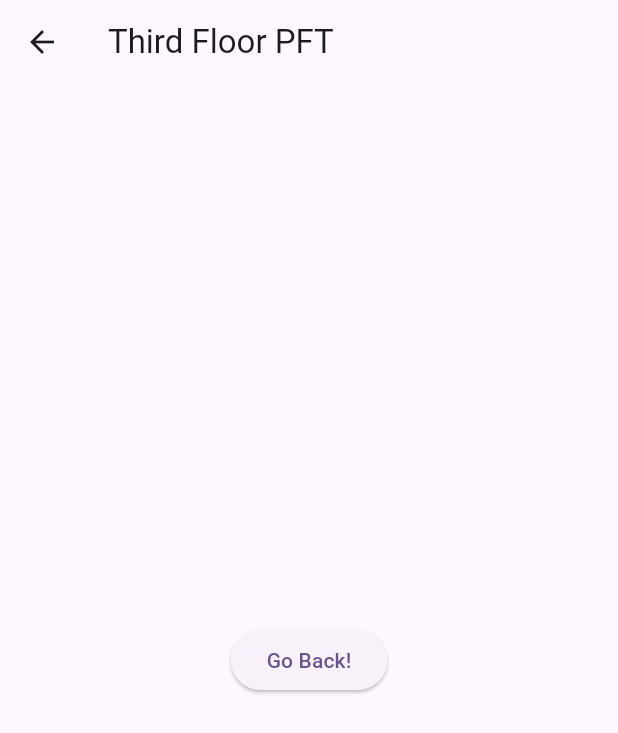
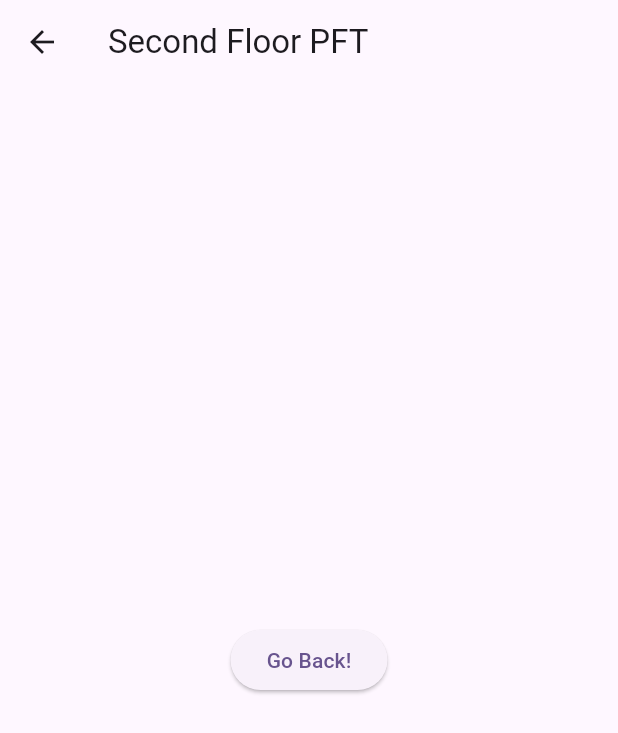
Before and after one commit to liz880/PFT_Hunt, a Flutter app: the screen it shows after launch, after a tap on "Second Floor", on a phone screen of 412 x 824 dp. Shown: the top 733 px of the screen. Run offline on Flutter 3.47's test engine with Material 3 defaults, Android fonts, the phone set to English and light mode, and no system bars.

Commit message:
More Floors pt. 2
Added the pages for the first and second floors

```diff
--- a/pft_flutter_hunt/lib/main.dart
+++ b/pft_flutter_hunt/lib/main.dart
@@ -129,7 +129,7 @@
                   Navigator.push(
                       context,
                       MaterialPageRoute(
-                          builder: (context) => const ThirdFloor()));
+                          builder: (context) => const FirstFloor()));
                 },
                 child: Text('First Floor')),
             ElevatedButton(
@@ -137,7 +137,7 @@
                   Navigator.push(
                       context,
                       MaterialPageRoute(
-                          builder: (context) => const ThirdFloor()));
+                          builder: (context) => const SecondFloor()));
                 },
                 child: Text('Second Floor')),
             ElevatedButton(
@@ -168,6 +168,44 @@
   }
 }
 
+class FirstFloor extends StatelessWidget {
+  const FirstFloor({super.key});
+
+  @override
+  Widget build(BuildContext context) {
+    return Scaffold(
+      appBar: AppBar(title: const Text('First Floor PFT')),
+      body: Center(
+        child: ElevatedButton(
+          onPressed: () {
+            Navigator.pop(context);
+          },
+          child: const Text('Go Back!'),
+        ),
+      ),
+    );
+  }
+}
+
+class SecondFloor extends StatelessWidget {
+  const SecondFloor({super.key});
+
+  @override
+  Widget build(BuildContext context) {
+    return Scaffold(
+      appBar: AppBar(title: const Text('Second Floor PFT')),
+      body: Center(
+        child: ElevatedButton(
+          onPressed: () {
+            Navigator.pop(context);
+          },
+          child: const Text('Go Back!'),
+        ),
+      ),
+    );
+  }
+}
+
 class ThirdFloor extends StatelessWidget {
   const ThirdFloor({super.key});
 
```
